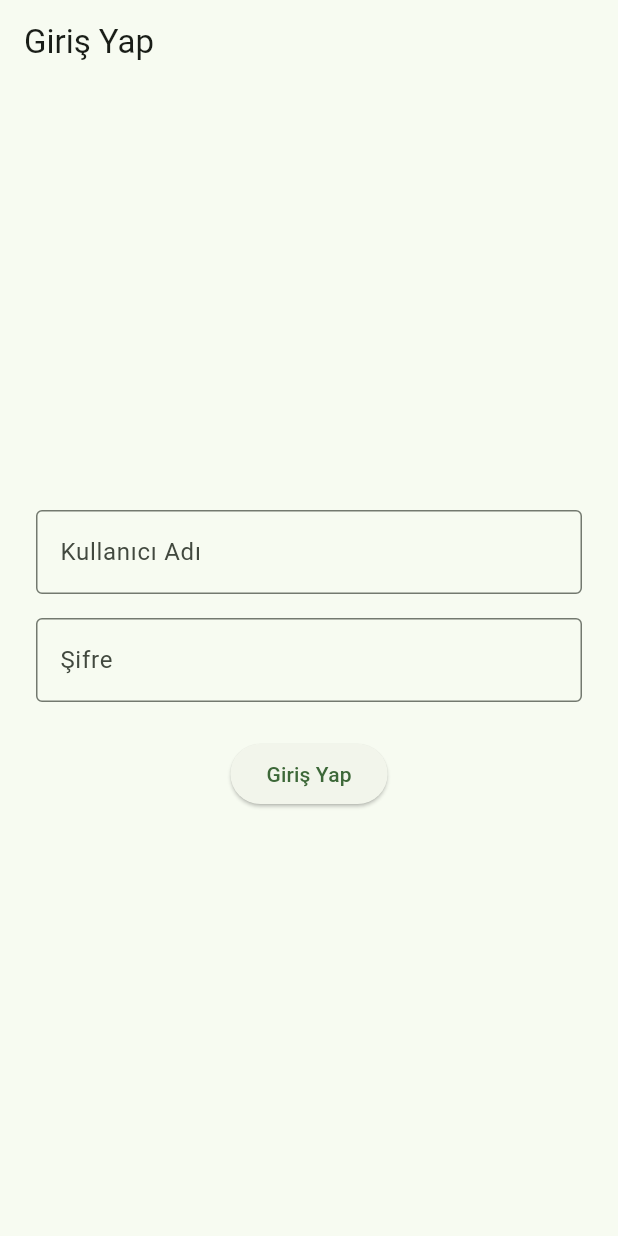
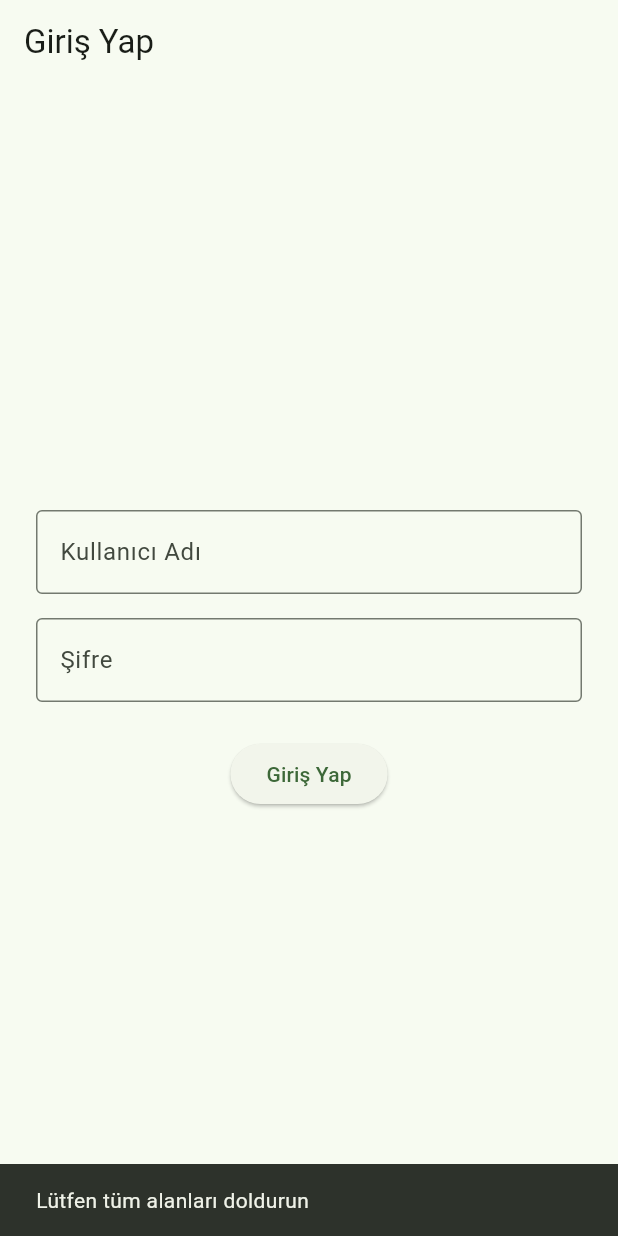
Before and after one commit to nijelouss/english_word_app, a Flutter app: the screen it shows after launch, after a tap on "Giriş Yap", on a phone screen of 412 x 824 dp. Run offline on Flutter 3.47's test engine with Material 3 defaults, Android fonts, the phone set to English and light mode, and no system bars; our stand-ins replace flutter_dotenv, google_generative_ai, sqflite; missing offline and left inert: gal; accounts and stored records are empty.

Commit message:
Update login_screen.dart

```diff
--- a/lib/screens/auth/login_screen.dart
+++ b/lib/screens/auth/login_screen.dart
@@ -1,4 +1,5 @@
 import 'package:flutter/material.dart';
+import 'package:english_word_app/database/database_helper.dart';
 
 class LoginScreen extends StatefulWidget {
   const LoginScreen({super.key});
@@ -38,10 +39,37 @@ Widget build(BuildContext context) {
           ),
           const SizedBox(height: 24),
           ElevatedButton(
-            onPressed: () {
-              // Şimdilik boş, sonra dolduracağız
-              print('Giriş butonu basıldı');
-            },
+            onPressed: () async {
+  final userName = _userNameController.text;
+  final password = _passwordController.text;
+
+  // Boş kontrolü
+  if (userName.isEmpty || password.isEmpty) {
+    ScaffoldMessenger.of(context).showSnackBar(
+      const SnackBar(content: Text('Lütfen tüm alanları doldurun')),
+    );
+    return;
+  }
+
+  // DatabaseHelper'a sor
+  final user = await DatabaseHelper.instance.getUserByCredentials(
+    userName,
+    password,
+  );
+
+  if (user != null) {
+    // Giriş başarılı
+    ScaffoldMessenger.of(context).showSnackBar(
+      const SnackBar(content: Text('Hoş geldin! 🎉')),
+    );
+    // İleride: ana sayfaya yönlendir
+  } else {
+    // Hatalı
+    ScaffoldMessenger.of(context).showSnackBar(
+      const SnackBar(content: Text('Kullanıcı adı veya şifre yanlış')),
+    );
+  }
+},
             child: const Text('Giriş Yap'),
           ),
         ],
```
